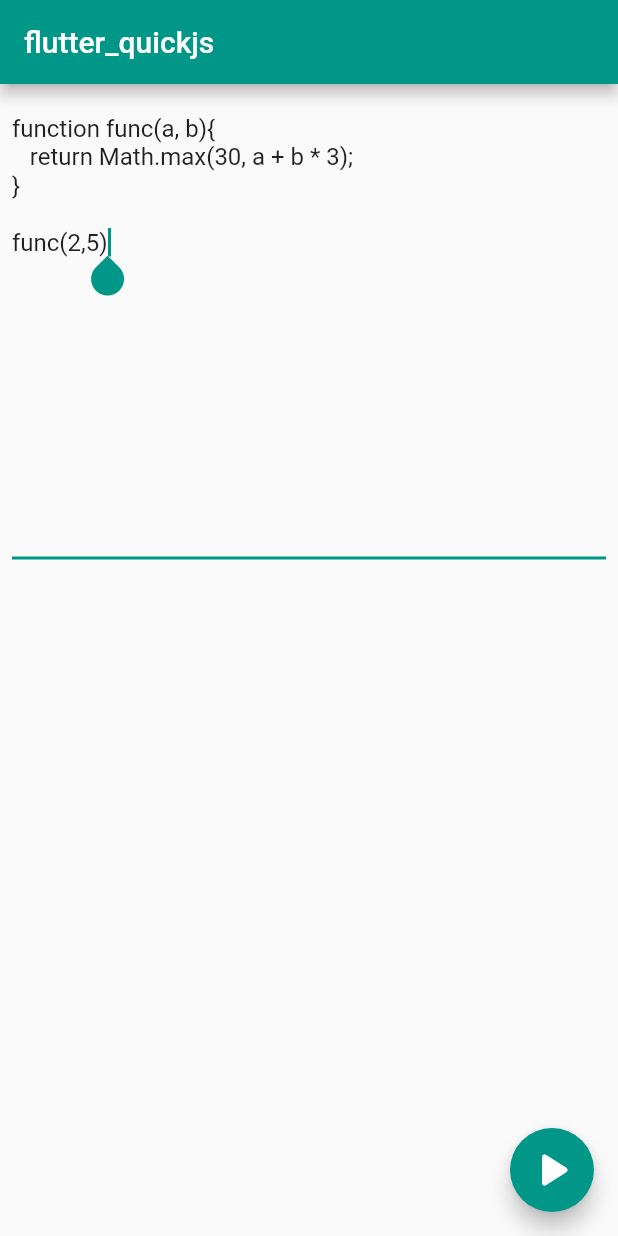
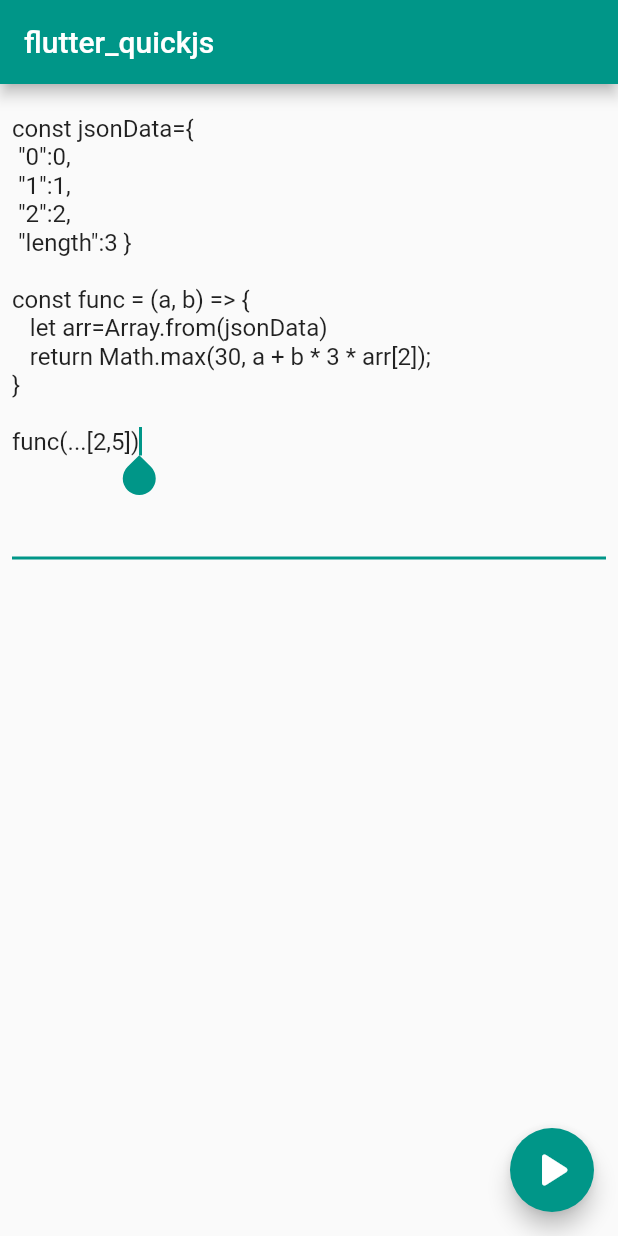
Before and after one commit to ZhangPingFan/flutter_quickjs, a Flutter app: the screen it shows after launch, on a phone screen of 412 x 824 dp. Run offline on Flutter 3.47's test engine with Material 2 defaults, Android fonts, the phone set to English and light mode, and no system bars; missing offline and left inert: dart:ffi; statements that could not run were skipped.

Commit message:
update readme and example
Signed-off-by: ZhangPingFan <geekheart@foxmail.com>

```diff
--- a/example/lib/main.dart
+++ b/example/lib/main.dart
@@ -14,7 +14,7 @@ class MyApp extends StatefulWidget {
 
 class _MyAppState extends State<MyApp> {
   TextEditingController _controller = TextEditingController(
-      text: 'function func(a, b){\n   return Math.max(30, a + b * 3);\n}\n\nfunc(2,5)');
+      text: 'const jsonData={ \n "0":0,\n "1":1,\n "2":2,\n "length":3 }\n\nconst func = (a, b) => {\n   let arr=Array.from(jsonData) \n   return Math.max(30, a + b * 3 * arr[2]);\n}\n\nfunc(...[2,5])');
   String result = '';
 
   @override
@@ -49,6 +49,7 @@ class _MyAppState extends State<MyApp> {
     print(qjs.eval('Math.PI'));
     // boolean
     print('=== boolean test ===');
+    print(qjs.eval('1 == 1'));
     print(qjs.eval('1 == 2'));
     // string
     print('=== string test ===');
--- a/lib/flutter_quickjs.dart
+++ b/lib/flutter_quickjs.dart
@@ -10,18 +10,20 @@ class FlutterQuickjs {
   Pointer _ctx;
   Pointer _global;
 
+  /// Create a JsRuntime in QuickJS.
   FlutterQuickjs() {
     _rt = Quickjs.jsNewRuntime();
     _ctx = Quickjs.jsNewContext(_rt);
     _global = Quickjs.jsGetGlobalObject(_ctx);
   }
 
+  /// Return the global object.
   dynamic global() {
     return ValueConverter.toDartValueFromJs(_ctx, _global);
   }
 
+  /// Set value by the key.
   void setValue(String key, dynamic value) {
-    // key = key.replaceAll(new RegExp(r'[\?*\.]'), '?.');
     var sourceStr = 'FlutterQuickjs.setValue';
     var source = Utf8.toUtf8(sourceStr);
     key = key.replaceAll(new RegExp(r'->'), '.');
@@ -45,6 +47,7 @@ class FlutterQuickjs {
     Quickjs.jsFreeValue(_ctx, parentPtr);
   }
 
+  /// Evaluate the given JavaScript string and return the result.
   dynamic eval(String script, [String source, bool free = false]) {
     Pointer<Utf8> input = Utf8.toUtf8(script);
     Pointer<Utf8> filename = Utf8.toUtf8(source ?? '<anonymous>');
@@ -60,6 +63,7 @@ class FlutterQuickjs {
     return result;
   }
 
+  /// Release the JsRuntime.
   close() {
     // todo: use finalizer instead (https://github.com/dart-lang/sdk/issues/35770)
     JSFunction.clearCache(_ctx);
--- a/pubspec.yaml
+++ b/pubspec.yaml
@@ -1,5 +1,5 @@
 name: flutter_quickjs
-description: Flutter bindings for quickjs with dart:ffi.
+description: Flutter bindings for QuickJS with dart:ffi.
 version: 1.0.0
 author: ZhangPingFan
 homepage: https://github.com/ZhangPingFan/flutter_quickjs
```
Also changed, not shown: 2 other files.
